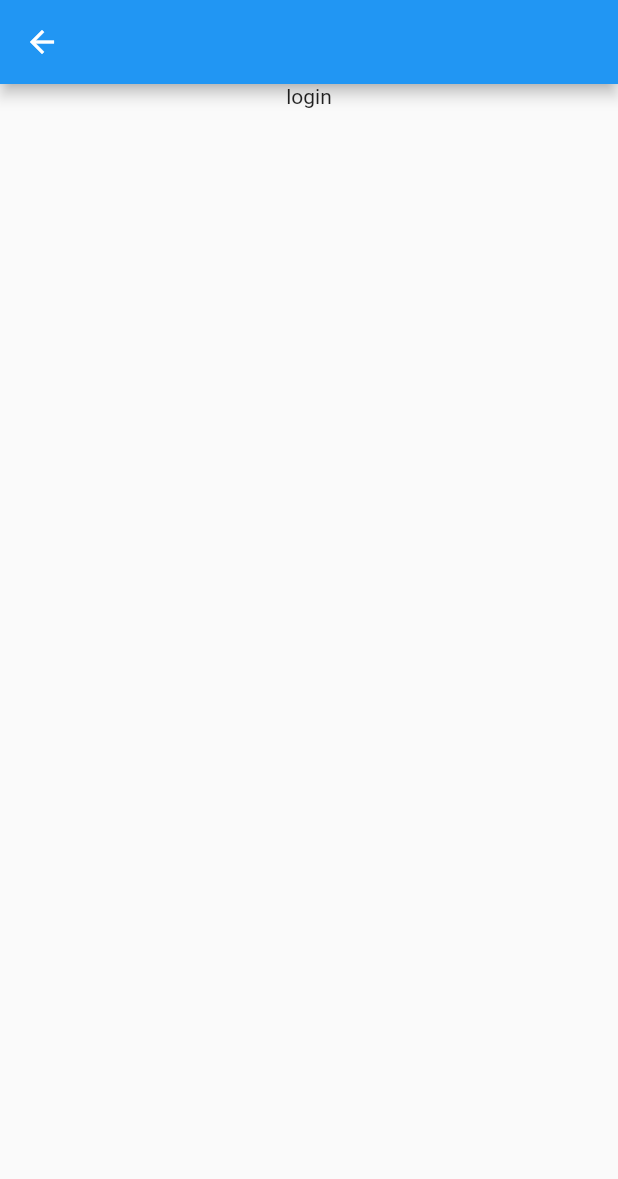
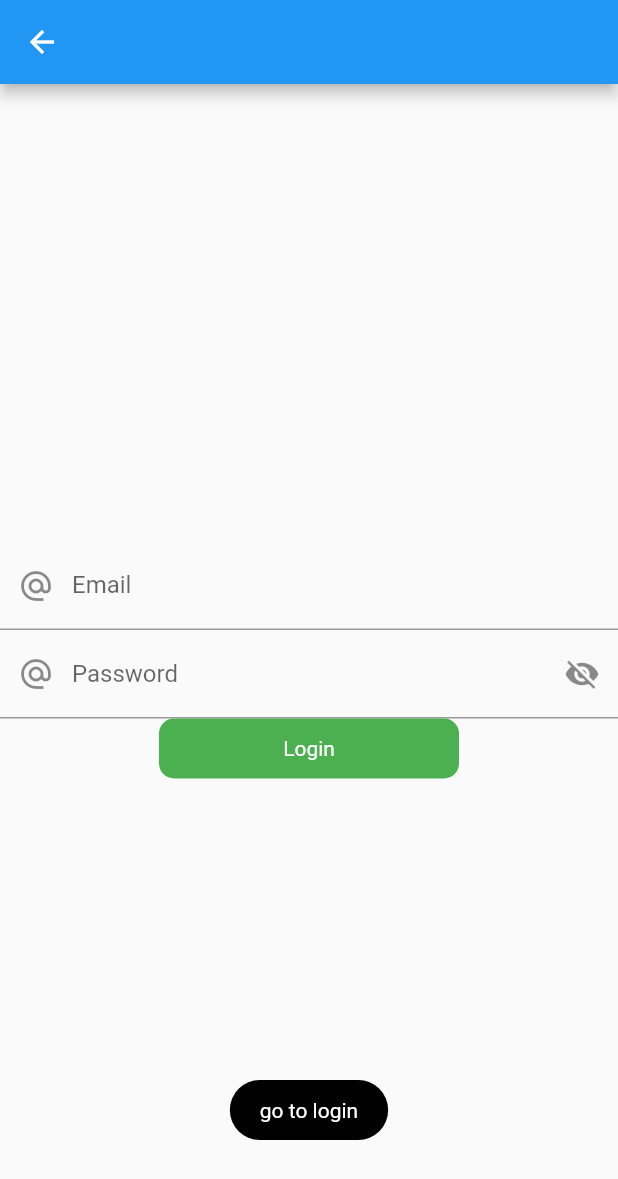
Before and after one commit to siva-dev3/mvvm_flutter, a Flutter app: the screen it shows after launch, after a tap on "Home Screen", on a phone screen of 412 x 824 dp. Shown: the top 1179 px of the screen. Run offline on Flutter 3.47's test engine with Material 2 defaults, Android fonts, the phone set to English and light mode, and no system bars; our stand-ins replace another_flushbar, fluttertoast.

Commit message:
login screen added

```diff
--- /dev/null
+++ b/lib/src/res/color.dart
@@ -0,0 +1,9 @@
+import 'package:flutter/material.dart';
+
+class AppColor{
+
+  static const blackColor = Color(0xFF00000);
+  static const whiteColor = Color(0xFFFFFFFF);
+  static const btnColor = Colors.green;
+
+}
--- /dev/null
+++ b/lib/src/res/components/round_btn.dart
@@ -0,0 +1,44 @@
+import 'package:flutter/material.dart';
+import 'package:mvvm/src/res/color.dart';
+
+class RoundButton extends StatelessWidget {
+
+  final String title;
+  final bool loading;
+  final VoidCallback onPressed;
+
+  const RoundButton({
+    super.key,
+    required this.title,
+    this.loading = false,
+    required this.onPressed
+  });
+
+  @override
+  Widget build(BuildContext context) {
+
+    return InkWell(
+      onTap: onPressed,
+      child: Container(
+        decoration: BoxDecoration(
+          color: AppColor.btnColor,
+          borderRadius: BorderRadius.circular(10)
+        ),
+        height: 40,
+        width: 200,
+        child: Center(
+          child: loading ?
+              const CircleAvatar() :
+          Text(
+            title,
+            style: const TextStyle(
+              color: AppColor.whiteColor
+            ),
+          ),
+        ),
+      ),
+    );
+
+  }
+
+}
--- a/lib/src/utils/routes/routes.dart
+++ b/lib/src/utils/routes/routes.dart
@@ -11,11 +11,14 @@ class Routes{
 
       case RoutesName.loginScreen:
         return MaterialPageRoute(builder: (BuildContext context) => const LoginScreen());
+
       case RoutesName.homeScreen:
         return MaterialPageRoute(builder: (BuildContext context) => const HomeScreen());
+
       default:
         return MaterialPageRoute(
             builder: (_){
+
               return const Scaffold(
                 body: Center(
                   child: Text(
@@ -23,8 +26,10 @@ class Routes{
                   ),
                 ),
               );
+
             }
         );
+
     }
 
   }
--- a/lib/src/view/home_screen.dart
+++ b/lib/src/view/home_screen.dart
@@ -1,6 +1,6 @@
 import 'package:flutter/material.dart';
-import 'package:mvvm/src/utils/routes/routes.dart';
 import 'package:mvvm/src/utils/routes/routes_name.dart';
+import 'package:mvvm/src/utils/utils.dart';
 
 class HomeScreen extends StatefulWidget {
   const HomeScreen({super.key});
@@ -20,6 +20,7 @@ class _HomeScreenState extends State<HomeScreen> {
             child: GestureDetector(
               onTap: (){
 
+                Utils.toastMessage("go to login");
                 Navigator.pushNamed(context, RoutesName.loginScreen);
 
               },
--- a/lib/src/view/login_screen.dart
+++ b/lib/src/view/login_screen.dart
@@ -1,5 +1,8 @@
+import 'dart:developer';
+
 import 'package:flutter/material.dart';
-import 'package:mvvm/src/utils/routes/routes_name.dart';
+import 'package:mvvm/src/res/components/round_btn.dart';
+import 'package:mvvm/src/utils/utils.dart';
 
 class LoginScreen extends StatefulWidget {
   const LoginScreen({super.key});
@@ -9,26 +12,98 @@ class LoginScreen extends StatefulWidget {
 }
 
 class _LoginScreenState extends State<LoginScreen> {
+
+  final ValueNotifier<bool> _passwordObserver = ValueNotifier<bool>(true);
+  final TextEditingController _emailController = TextEditingController();
+  final TextEditingController _passController = TextEditingController();
+  FocusNode emailFocusNode = FocusNode();
+  FocusNode passFocusNode = FocusNode();
+
   @override
   Widget build(BuildContext context) {
+
     return Scaffold(
       appBar: AppBar(),
       body: Column(
+        mainAxisAlignment: MainAxisAlignment.center,
+        crossAxisAlignment: CrossAxisAlignment.center,
         children: [
-          Center(
-            child: GestureDetector(
-              onTap: (){
+          TextFormField(
+            focusNode: emailFocusNode,
+            controller: _emailController,
+            keyboardType: TextInputType.emailAddress,
+            decoration: const InputDecoration(
+              hintText: "email",
+              labelText: "Email",
+              prefixIcon: Icon(
+                Icons.alternate_email
+              )
+            ),
+            onFieldSubmitted: (value){
 
-                Navigator.pushNamed(context, RoutesName.homeScreen);
+              Utils.fieldFocusChange(context, emailFocusNode, passFocusNode);
 
-              },
-              child: const Text(
-                "login"
-              ),
-            ),
+            },
+          ),
+          ValueListenableBuilder(
+              valueListenable: _passwordObserver,
+              builder: (context, value, child){
+
+                return TextFormField(
+                  controller: _passController,
+                  obscureText: _passwordObserver.value,
+                  focusNode: passFocusNode,
+                  obscuringCharacter: "*",
+                  decoration: InputDecoration(
+                      prefixIcon: const Icon(
+                          Icons.alternate_email
+                      ),
+                      hintText: "password",
+                      labelText: "Password",
+                      suffixIcon: InkWell(
+                        onTap: (){
+
+                          _passwordObserver.value = !_passwordObserver.value;
+
+                        },
+                        child: const Icon(
+                            Icons.visibility_off
+                        ),
+                      )
+                  ),
+                );
+
+              }
+          ),
+          RoundButton(
+              title: "Login",
+              onPressed: (){
+
+                if(_emailController.text.isEmpty){
+
+                  Utils.flushBarMessage("Error", "Please enter Email", context);
+
+                }else if(_passController.text.isEmpty){
+
+                  Utils.flushBarMessage("Error", "Please enter password", context);
+
+                }else if(_passController.text.length < 6){
+
+                  Utils.flushBarMessage("Error", "Please must be 8 characters", context);
+
+                }else{
+
+                  log("api hit");
+
+                }
+
+              }
+
           )
         ],
       ),
     );
+
   }
+
 }
--- a/pubspec.yaml
+++ b/pubspec.yaml
@@ -36,6 +36,8 @@ dependencies:
   # Use with the CupertinoIcons class for iOS style icons.
   cupertino_icons: ^1.0.2
   http: ^1.1.0
+  fluttertoast: ^8.2.2
+  another_flushbar: ^1.12.30
 
 dev_dependencies:
   flutter_test:
```
Also changed, not shown: lib/src/utils/utils.dart (+69 -0 lines), pubspec.lock.
